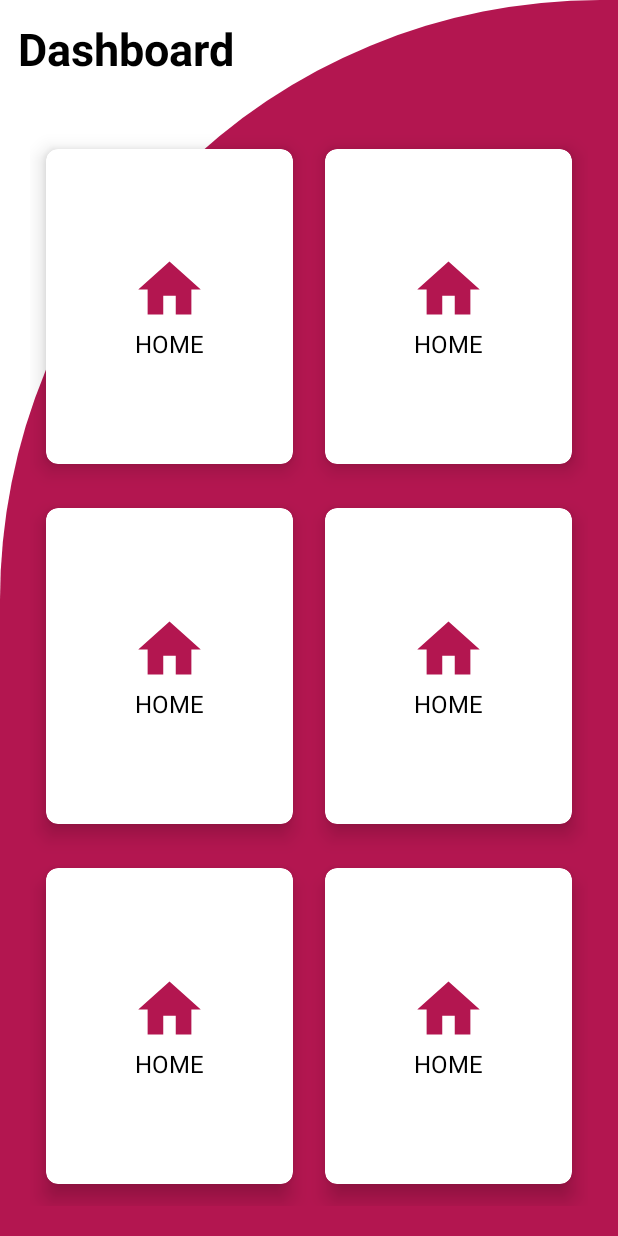
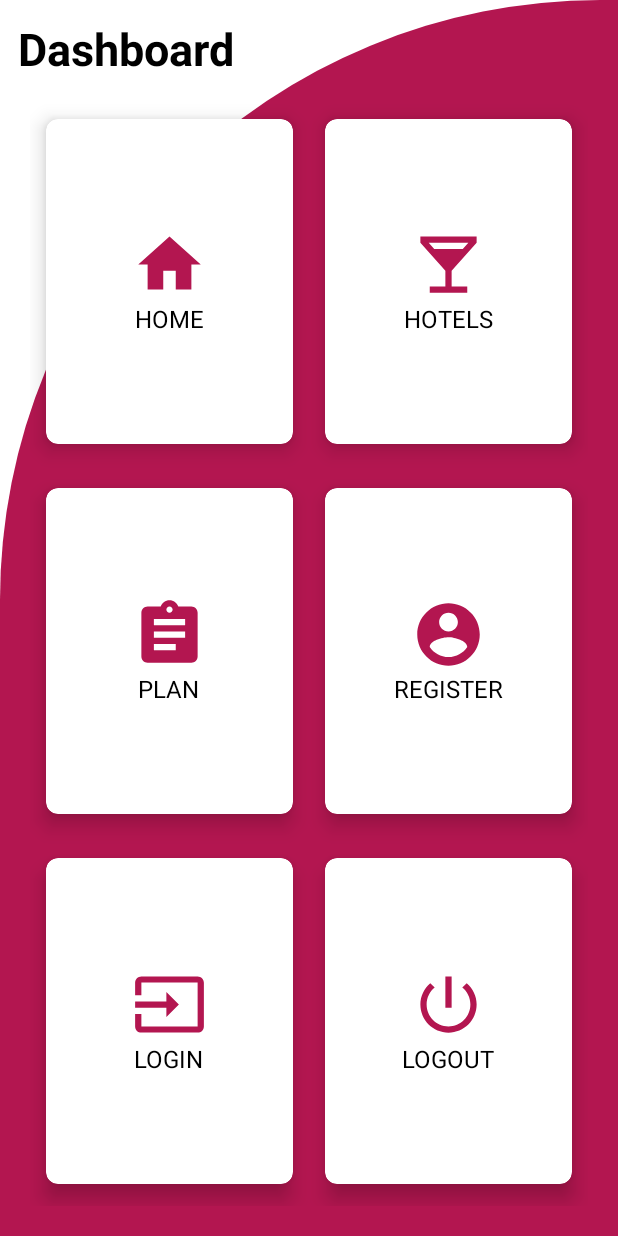
Before and after one commit to nuwan-coder/wedding-planner, an Android app: the screen it shows after launch (MainActivity), on a phone screen of 412 x 824 dp. Run offline under Robolectric (Android 15) with nearby library versions, the phone set to English and light mode, and no system bars.

Commit message:
complete start fragment

```diff
--- a/app/src/main/java/com/example/weddingplanner/ui/StartFragment.kt
+++ b/app/src/main/java/com/example/weddingplanner/ui/StartFragment.kt
@@ -5,6 +5,7 @@ import androidx.fragment.app.Fragment
 import android.view.LayoutInflater
 import android.view.View
 import android.view.ViewGroup
+import androidx.recyclerview.widget.RecyclerView
 import com.example.weddingplanner.R
 
 class StartFragment : Fragment() {
@@ -16,4 +17,5 @@ class StartFragment : Fragment() {
     ): View? {
         return inflater.inflate(R.layout.fragment_start,container,false)
     }
+
 }
--- /dev/null
+++ b/app/src/main/res/drawable/ic_hotels.xml
@@ -0,0 +1,5 @@
+<vector android:height="50dp" android:tint="@color/pink_950"
+    android:viewportHeight="24" android:viewportWidth="24"
+    android:width="50dp" xmlns:android="http://schemas.android.com/apk/res/android">
+    <path android:fillColor="@android:color/white" android:pathData="M21,5V3H3v2l8,9v5H6v2h12v-2h-5v-5l8,-9zM7.43,7L5.66,5h12.69l-1.78,2H7.43z"/>
+</vector>
--- /dev/null
+++ b/app/src/main/res/drawable/ic_login.xml
@@ -0,0 +1,5 @@
+<vector android:height="50dp" android:tint="@color/pink_950"
+    android:viewportHeight="24" android:viewportWidth="24"
+    android:width="50dp" xmlns:android="http://schemas.android.com/apk/res/android">
+    <path android:fillColor="@android:color/white" android:pathData="M21,3.01H3c-1.1,0 -2,0.9 -2,2V9h2V4.99h18v14.03H3V15H1v4.01c0,1.1 0.9,1.98 2,1.98h18c1.1,0 2,-0.88 2,-1.98v-14c0,-1.11 -0.9,-2 -2,-2zM11,16l4,-4 -4,-4v3H1v2h10v3z"/>
+</vector>
--- /dev/null
+++ b/app/src/main/res/drawable/ic_logout.xml
@@ -0,0 +1,5 @@
+<vector android:height="50dp" android:tint="@color/pink_950"
+    android:viewportHeight="24" android:viewportWidth="24"
+    android:width="50dp" xmlns:android="http://schemas.android.com/apk/res/android">
+    <path android:fillColor="@android:color/white" android:pathData="M13,3h-2v10h2L13,3zM17.83,5.17l-1.42,1.42C17.99,7.86 19,9.81 19,12c0,3.87 -3.13,7 -7,7s-7,-3.13 -7,-7c0,-2.19 1.01,-4.14 2.58,-5.42L6.17,5.17C4.23,6.82 3,9.26 3,12c0,4.97 4.03,9 9,9s9,-4.03 9,-9c0,-2.74 -1.23,-5.18 -3.17,-6.83z"/>
+</vector>
--- /dev/null
+++ b/app/src/main/res/drawable/ic_plan.xml
@@ -0,0 +1,5 @@
+<vector android:height="50dp" android:tint="@color/pink_950"
+    android:viewportHeight="24" android:viewportWidth="24"
+    android:width="50dp" xmlns:android="http://schemas.android.com/apk/res/android">
+    <path android:fillColor="@android:color/white" android:pathData="M19,3h-4.18C14.4,1.84 13.3,1 12,1c-1.3,0 -2.4,0.84 -2.82,2L5,3c-1.1,0 -2,0.9 -2,2v14c0,1.1 0.9,2 2,2h14c1.1,0 2,-0.9 2,-2L21,5c0,-1.1 -0.9,-2 -2,-2zM12,3c0.55,0 1,0.45 1,1s-0.45,1 -1,1 -1,-0.45 -1,-1 0.45,-1 1,-1zM14,17L7,17v-2h7v2zM17,13L7,13v-2h10v2zM17,9L7,9L7,7h10v2z"/>
+</vector>
--- /dev/null
+++ b/app/src/main/res/drawable/ic_registration.xml
@@ -0,0 +1,5 @@
+<vector android:height="50dp" android:tint="@color/pink_950"
+    android:viewportHeight="24" android:viewportWidth="24"
+    android:width="50dp" xmlns:android="http://schemas.android.com/apk/res/android">
+    <path android:fillColor="@android:color/white" android:pathData="M12,2C6.48,2 2,6.48 2,12s4.48,10 10,10 10,-4.48 10,-10S17.52,2 12,2zM12,5c1.66,0 3,1.34 3,3s-1.34,3 -3,3 -3,-1.34 -3,-3 1.34,-3 3,-3zM12,19.2c-2.5,0 -4.71,-1.28 -6,-3.22 0.03,-1.99 4,-3.08 6,-3.08 1.99,0 5.97,1.09 6,3.08 -1.29,1.94 -3.5,3.22 -6,3.22z"/>
+</vector>
--- a/app/src/main/res/layout/fragment_start.xml
+++ b/app/src/main/res/layout/fragment_start.xml
@@ -1,61 +1,103 @@
 <?xml version="1.0" encoding="utf-8"?>
+
 <RelativeLayout xmlns:android="http://schemas.android.com/apk/res/android"
+    xmlns:app="http://schemas.android.com/apk/res-auto"
     xmlns:tools="http://schemas.android.com/tools"
     android:layout_width="match_parent"
     android:layout_height="match_parent"
-    xmlns:app="http://schemas.android.com/apk/res-auto"
     android:background="@drawable/cut_card_background"
-    tools:context=".ui.StartFragment">
+    android:orientation="vertical"
+    android:weightSum="10">
 
     <TextView
         android:id="@+id/textView"
         android:layout_width="wrap_content"
         android:layout_height="wrap_content"
-        android:text="Dashboard"
+        android:layout_margin="12dp"
+        android:text="@string/start_fragment_name"
+        android:textColor="@color/black"
         android:textSize="30sp"
-        android:textStyle="bold"
-        android:textColor="@color/black"
-        android:layout_margin="12dp"/>
+        android:textStyle="bold" />
 
     <GridLayout
         android:layout_width="match_parent"
         android:layout_height="match_parent"
         android:layout_below="@+id/textView"
-        android:layout_marginTop="20dp"
-        android:layout_margin="20dp"
+        android:layout_marginLeft="20dp"
+        android:layout_marginRight="20dp"
+        android:layout_marginBottom="20dp"
         android:columnCount="2"
         android:rowCount="3">
 
         <androidx.cardview.widget.CardView
-            android:layout_width="wrap_content"
+            android:layout_width="120dp"
             android:layout_height="wrap_content"
+            android:layout_row="0"
+            android:layout_rowWeight="1"
+            android:layout_column="0"
+            android:layout_columnWeight="1"
             android:layout_gravity="fill"
-            android:layout_columnWeight="1"
-            android:layout_rowWeight="1"
-            android:layout_row="0"
-            android:layout_column="0"
+            app:cardCornerRadius="8dp"
             app:cardElevation="8dp"
-            app:cardCornerRadius="8dp"
             app:cardUseCompatPadding="true">
 
             <LinearLayout
                 android:layout_width="wrap_content"
                 android:layout_height="wrap_content"
                 android:layout_gravity="center_vertical|center_horizontal"
+                android:gravity="center"
                 android:orientation="vertical"
-                android:gravity="center">
+                tools:ignore="UseCompoundDrawables">
 
                 <ImageView
                     android:layout_width="wrap_content"
                     android:layout_height="wrap_content"
-                    android:src="@drawable/ic_home"/>
+                    android:src="@drawable/ic_home"
+                    android:contentDescription="@string/home" />
 
                 <TextView
                     android:layout_width="wrap_content"
                     android:layout_height="wrap_content"
-                    android:text="HOME"
-                    android:textSize="16sp"
-                    android:textColor="@color/black"/>
+                    android:text="@string/home"
+                    android:textColor="@color/black"
+                    android:textSize="16sp" />
+
+            </LinearLayout>
+
+        </androidx.cardview.widget.CardView>
+
+        <androidx.cardview.widget.CardView
+            android:layout_width="120dp"
+            android:layout_height="wrap_content"
+            android:layout_row="0"
+            android:layout_rowWeight="1"
+            android:layout_column="1"
+            android:layout_columnWeight="1"
+            android:layout_gravity="fill"
+            app:cardCornerRadius="8dp"
+            app:cardElevation="8dp"
+            app:cardUseCompatPadding="true">
+
+            <LinearLayout
+                android:layout_width="wrap_content"
+                android:layout_height="wrap_content"
+                android:layout_gravity="center_vertical|center_horizontal"
+                android:gravity="center"
+                android:orientation="vertical"
+                tools:ignore="UseCompoundDrawables">
+
+                <ImageView
+                    android:layout_width="wrap_content"
+                    android:layout_height="wrap_content"
+                    android:src="@drawable/ic_hotels"
+                    android:contentDescription="@string/hotels" />
+
+                <TextView
+                    android:layout_width="wrap_content"
+                    android:layout_height="wrap_content"
+                    android:text="@string/hotels"
+                    android:textColor="@color/black"
+                    android:textSize="16sp" />
 
             </LinearLayout>
 
@@ -64,33 +106,35 @@
         <androidx.cardview.widget.CardView
             android:layout_width="wrap_content"
             android:layout_height="wrap_content"
+            android:layout_row="1"
+            android:layout_rowWeight="1"
+            android:layout_column="0"
+            android:layout_columnWeight="1"
             android:layout_gravity="fill"
-            android:layout_columnWeight="1"
-            android:layout_rowWeight="1"
-            android:layout_row="0"
-            android:layout_column="1"
+            app:cardCornerRadius="8dp"
             app:cardElevation="8dp"
-            app:cardCornerRadius="8dp"
             app:cardUseCompatPadding="true">
 
             <LinearLayout
                 android:layout_width="wrap_content"
                 android:layout_height="wrap_content"
                 android:layout_gravity="center_vertical|center_horizontal"
+                android:gravity="center"
                 android:orientation="vertical"
-                android:gravity="center">
+                tools:ignore="UseCompoundDrawables">
 
                 <ImageView
                     android:layout_width="wrap_content"
                     android:layout_height="wrap_content"
-                    android:src="@drawable/ic_home"/>
+                    android:src="@drawable/ic_plan"
+                    android:contentDescription="@string/plan" />
 
                 <TextView
                     android:layout_width="wrap_content"
                     android:layout_height="wrap_content"
-                    android:text="HOME"
-                    android:textSize="16sp"
-                    android:textColor="@color/black"/>
+                    android:text="@string/plan"
+                    android:textColor="@color/black"
+                    android:textSize="16sp" />
 
             </LinearLayout>
 
@@ -99,33 +143,35 @@
         <androidx.cardview.widget.CardView
             android:layout_width="wrap_content"
             android:layout_height="wrap_content"
+            android:layout_row="1"
+            android:layout_rowWeight="1"
+            android:layout_column="1"
+            android:layout_columnWeight="1"
             android:layout_gravity="fill"
-            android:layout_columnWeight="1"
-            android:layout_rowWeight="1"
-            android:layout_row="1"
-            android:layout_column="0"
+            app:cardCornerRadius="8dp"
             app:cardElevation="8dp"
-            app:cardCornerRadius="8dp"
             app:cardUseCompatPadding="true">
 
             <LinearLayout
                 android:layout_width="wrap_content"
                 android:layout_height="wrap_content"
                 android:layout_gravity="center_vertical|center_horizontal"
+                android:gravity="center"
                 android:orientation="vertical"
-                android:gravity="center">
+                tools:ignore="UseCompoundDrawables">
 
                 <ImageView
                     android:layout_width="wrap_content"
                     android:layout_height="wrap_content"
-                    android:src="@drawable/ic_home"/>
+                    android:src="@drawable/ic_registration"
+                    android:contentDescription="@string/register" />
 
                 <TextView
                     android:layout_width="wrap_content"
                     android:layout_height="wrap_content"
-                    android:text="HOME"
-                    android:textSize="16sp"
-                    android:textColor="@color/black"/>
+                    android:text="@string/register"
+                    android:textColor="@color/black"
+                    android:textSize="16sp" />
 
             </LinearLayout>
 
@@ -134,33 +180,35 @@
         <androidx.cardview.widget.CardView
             android:layout_width="wrap_content"
             android:layout_height="wrap_content"
+            android:layout_row="2"
+            android:layout_rowWeight="1"
+            android:layout_column="0"
+            android:layout_columnWeight="1"
             android:layout_gravity="fill"
-            android:layout_columnWeight="1"
-            android:layout_rowWeight="1"
-            android:layout_row="1"
-            android:layout_column="1"
+            app:cardCornerRadius="8dp"
             app:cardElevation="8dp"
-            app:cardCornerRadius="8dp"
             app:cardUseCompatPadding="true">
 
             <LinearLayout
                 android:layout_width="wrap_content"
                 android:layout_height="wrap_content"
                 android:layout_gravity="center_vertical|center_horizontal"
+                android:gravity="center"
                 android:orientation="vertical"
-                android:gravity="center">
+                tools:ignore="UseCompoundDrawables">
 
                 <ImageView
                     android:layout_width="wrap_content"
                     android:layout_height="wrap_content"
-                    android:src="@drawable/ic_home"/>
+                    android:src="@drawable/ic_login"
+                    android:contentDescription="@string/login" />
 
                 <TextView
                     android:layout_width="wrap_content"
                     android:layout_height="wrap_content"
-                    android:text="HOME"
-                    android:textSize="16sp"
-                    android:textColor="@color/black"/>
+                    android:text="@string/login"
+                    android:textColor="@color/black"
+                    android:textSize="16sp" />
 
             </LinearLayout>
 
@@ -169,68 +217,35 @@
         <androidx.cardview.widget.CardView
             android:layout_width="wrap_content"
             android:layout_height="wrap_content"
+            android:layout_row="2"
+            android:layout_rowWeight="1"
+            android:layout_column="1"
+            android:layout_columnWeight="1"
             android:layout_gravity="fill"
-            android:layout_columnWeight="1"
-            android:layout_rowWeight="1"
-            android:layout_row="2"
-            android:layout_column="0"
+            app:cardCornerRadius="8dp"
             app:cardElevation="8dp"
-            app:cardCornerRadius="8dp"
             app:cardUseCompatPadding="true">
 
             <LinearLayout
                 android:layout_width="wrap_content"
                 android:layout_height="wrap_content"
                 android:layout_gravity="center_vertical|center_horizontal"
+                android:gravity="center"
                 android:orientation="vertical"
-                android:gravity="center">
+                tools:ignore="UseCompoundDrawables">
 
                 <ImageView
                     android:layout_width="wrap_content"
                     android:layout_height="wrap_content"
-                    android:src="@drawable/ic_home"/>
+                    android:src="@drawable/ic_logout"
+                    android:contentDescription="@string/logout" />
 
                 <TextView
                     android:layout_width="wrap_content"
                     android:layout_height="wrap_content"
-                    android:text="HOME"
-                    android:textSize="16sp"
-                    android:textColor="@color/black"/>
-
-            </LinearLayout>
-
-        </androidx.cardview.widget.CardView>
-
-        <androidx.cardview.widget.CardView
-            android:layout_width="wrap_content"
-            android:layout_height="wrap_content"
-            android:layout_gravity="fill"
-            android:layout_columnWeight="1"
-            android:layout_rowWeight="1"
-            android:layout_row="2"
-            android:layout_column="1"
-            app:cardElevation="8dp"
-            app:cardCornerRadius="8dp"
-            app:cardUseCompatPadding="true">
-
-            <LinearLayout
-                android:layout_width="wrap_content"
-                android:layout_height="wrap_content"
-                android:layout_gravity="center_vertical|center_horizontal"
-                android:orientation="vertical"
-                android:gravity="center">
-
-                <ImageView
-                    android:layout_width="wrap_content"
-                    android:layout_height="wrap_content"
-                    android:src="@drawable/ic_home"/>
-
-                <TextView
-                    android:layout_width="wrap_content"
-                    android:layout_height="wrap_content"
-                    android:text="HOME"
-                    android:textSize="16sp"
-                    android:textColor="@color/black"/>
+                    android:text="@string/logout"
+                    android:textColor="@color/black"
+                    android:textSize="16sp" />
 
             </LinearLayout>
 
--- a/app/src/main/res/values/strings.xml
+++ b/app/src/main/res/values/strings.xml
@@ -1,5 +1,11 @@
 <resources>
     <string name="app_name">Wedding Planner</string>
+    <string name="start_fragment_name">Dashboard</string>
+    <string name="home">HOME</string>
+    <string name="hotels">HOTELS</string>
+    <string name="plan">PLAN</string>
+    <string name="register">REGISTER</string>
+    <string name="login">LOGIN</string>
+    <string name="logout">LOGOUT</string>
     <!-- TODO: Remove or change this placeholder text -->
-    <string name="hello_blank_fragment">Hello blank fragment</string>
 </resources>
```
